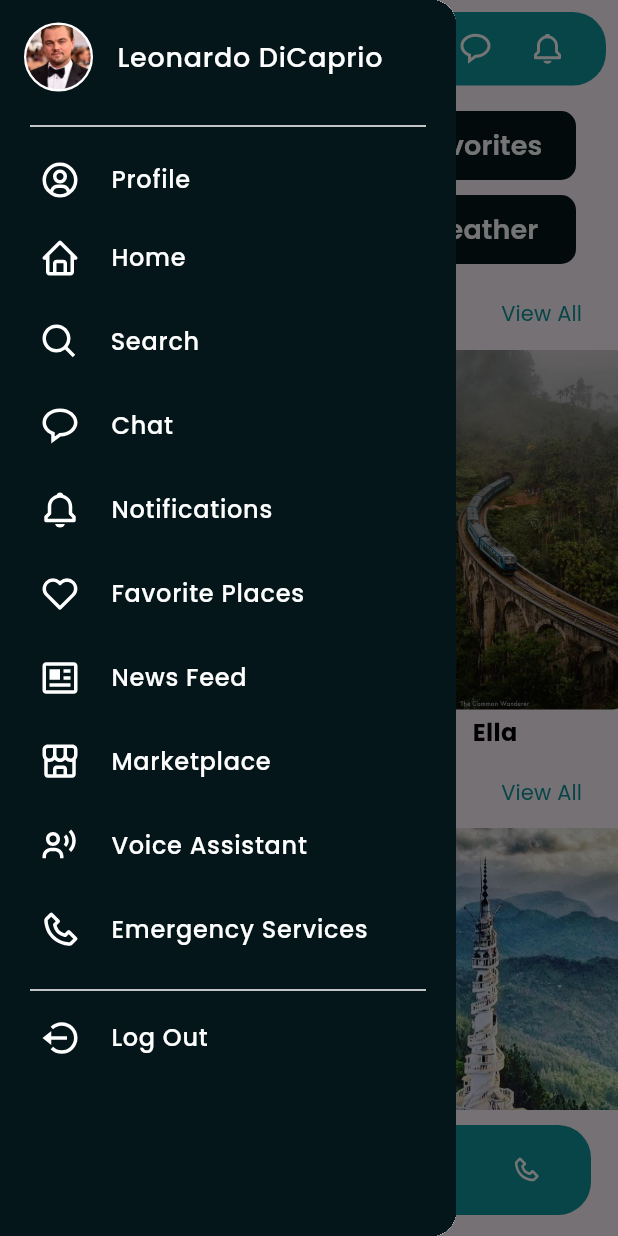
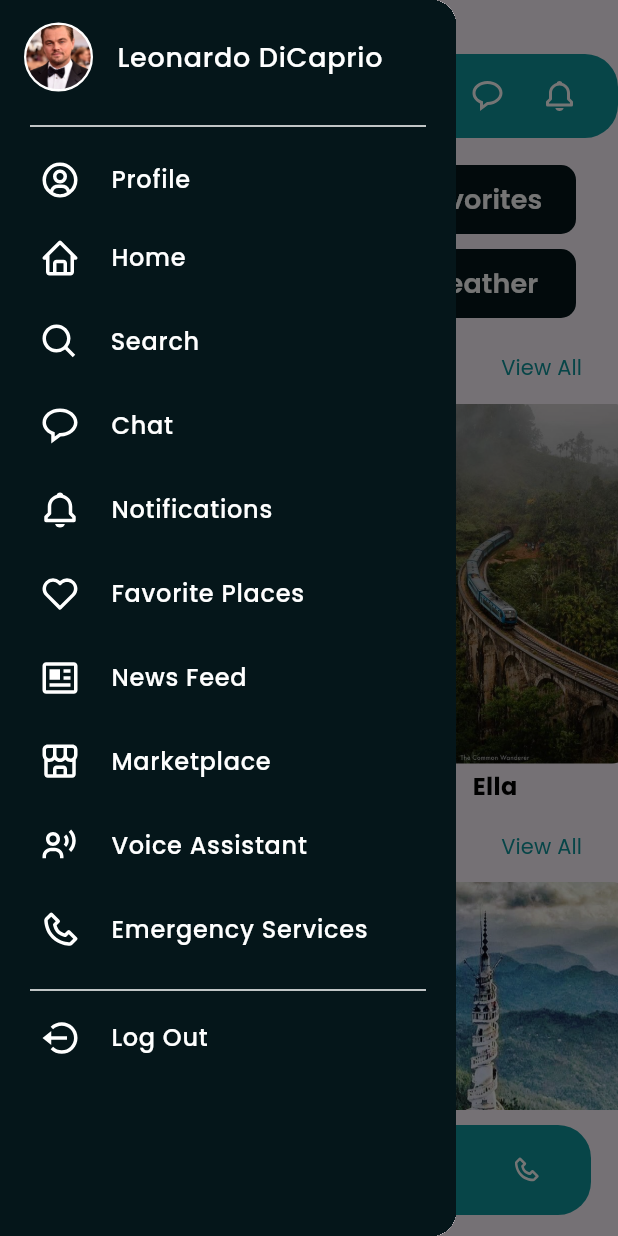
Before and after one commit to CeylonTrail/frontend-mobile, a Flutter app: the HomeScreen screen opened by its route, after a tap on an icon or button, on a phone screen of 412 x 824 dp. Run offline on Flutter 3.47's test engine with Material 3 defaults, Android fonts, the phone set to English and light mode, and no system bars; our stand-ins replace flutter_svg, get, google_fonts, image_picker, shared_preferences, smooth_page_indicator; accounts and stored records are empty; network calls fail.

Commit message:
appbar modifications

```diff
--- a/lib/screen/home_screen.dart
+++ b/lib/screen/home_screen.dart
@@ -23,7 +23,6 @@ class HomeScreen extends StatelessWidget {
   @override
   Widget build(BuildContext context) {
     final BottomNavBarController controller = Get.put(BottomNavBarController());
-
     return BackButtonInterceptor(
       child: AppbarScaffold(
         homeScreen: Obx(() {
@@ -58,6 +57,7 @@ class HomeScreen extends StatelessWidget {
                   ],
                 ),
               ),
+              // SizedBox(height: 10),
               NewsFeed(),
               Marketplace(),
               VoiceAssistant(),
--- a/lib/screen/news_feed.dart
+++ b/lib/screen/news_feed.dart
@@ -1,6 +1,5 @@
 import 'package:ceylontrailapp/widgets/newsfeed_post.dart';
 import 'package:flutter/material.dart';
-
 import '../widgets/social_media_post.dart';
 
 class NewsFeed extends StatefulWidget {
@@ -22,21 +21,21 @@ class _HomeScreenState extends State<NewsFeed> {
             username: 'Leonardo DiCaprio',
             date: DateTime(2019, 5, 21, 17, 31),
             postText: 'Just Relaxing',
-            imageUrls: [
+            imageUrls: const [
               'https://cdn.britannica.com/65/227665-050-D74A477E/American-actor-Leonardo-DiCaprio-2016.jpg',
               'https://media.vogue.fr/photos/5c2f607ef73dacd6ece1793f/1:1/w_1865,h_1865,c_limit/gettyimages_97205874_jpg_3153.jpg',
               'https://media.vogue.fr/photos/5c2f608429d88016b1e83c2e/2:3/w_2560%2Cc_limit/gettyimages_168603098_jpg_3575.jpg',
               'https://encrypted-tbn0.gstatic.com/images?q=tbn:ANd9GcSOPlIqxzdbgCg0v-IoE7sncWGOTv9zSCo6fw&s',
             ],
             likes: 999,
-            comments: 5000,
-            shares: 10,
+            comments: 999,
+            shares: 999,
           ),
           NewsfeedPost(
             username: 'Leonardo DiCaprio',
             date: DateTime(2019, 5, 21, 17, 31),
             postText: 'Just Relaxing',
-            imageUrls: [
+            imageUrls: const [
               'https://cdn.britannica.com/65/227665-050-D74A477E/American-actor-Leonardo-DiCaprio-2016.jpg',
               'https://media.vogue.fr/photos/5c2f607ef73dacd6ece1793f/1:1/w_1865,h_1865,c_limit/gettyimages_97205874_jpg_3153.jpg',
               'https://media.vogue.fr/photos/5c2f608429d88016b1e83c2e/2:3/w_2560%2Cc_limit/gettyimages_168603098_jpg_3575.jpg',
@@ -50,7 +49,7 @@ class _HomeScreenState extends State<NewsFeed> {
             username: 'Leonardo DiCaprio',
             date: DateTime(2019, 5, 21, 17, 31),
             postText: 'Just Relaxing',
-            imageUrls: [
+            imageUrls: const [
               'https://cdn.britannica.com/65/227665-050-D74A477E/American-actor-Leonardo-DiCaprio-2016.jpg',
               'https://media.vogue.fr/photos/5c2f607ef73dacd6ece1793f/1:1/w_1865,h_1865,c_limit/gettyimages_97205874_jpg_3153.jpg',
               'https://media.vogue.fr/photos/5c2f608429d88016b1e83c2e/2:3/w_2560%2Cc_limit/gettyimages_168603098_jpg_3575.jpg',
@@ -64,7 +63,7 @@ class _HomeScreenState extends State<NewsFeed> {
             username: 'Leonardo DiCaprio',
             date: DateTime(2019, 5, 21, 17, 31),
             postText: 'Just Relaxing',
-            imageUrls: [
+            imageUrls: const [
               'https://cdn.britannica.com/65/227665-050-D74A477E/American-actor-Leonardo-DiCaprio-2016.jpg',
               'https://media.vogue.fr/photos/5c2f607ef73dacd6ece1793f/1:1/w_1865,h_1865,c_limit/gettyimages_97205874_jpg_3153.jpg',
               'https://media.vogue.fr/photos/5c2f608429d88016b1e83c2e/2:3/w_2560%2Cc_limit/gettyimages_168603098_jpg_3575.jpg',
@@ -78,7 +77,7 @@ class _HomeScreenState extends State<NewsFeed> {
             username: 'Leonardo DiCaprio',
             date: DateTime(2019, 5, 21, 17, 31),
             postText: 'Just Relaxing',
-            imageUrls: [
+            imageUrls: const [
               'https://cdn.britannica.com/65/227665-050-D74A477E/American-actor-Leonardo-DiCaprio-2016.jpg',
               'https://media.vogue.fr/photos/5c2f607ef73dacd6ece1793f/1:1/w_1865,h_1865,c_limit/gettyimages_97205874_jpg_3153.jpg',
               'https://media.vogue.fr/photos/5c2f608429d88016b1e83c2e/2:3/w_2560%2Cc_limit/gettyimages_168603098_jpg_3575.jpg',
@@ -92,7 +91,7 @@ class _HomeScreenState extends State<NewsFeed> {
             username: 'Leonardo DiCaprio',
             date: DateTime(2019, 5, 21, 17, 31),
             postText: 'Just Relaxing',
-            imageUrls: [
+            imageUrls: const [
               'https://cdn.britannica.com/65/227665-050-D74A477E/American-actor-Leonardo-DiCaprio-2016.jpg',
               'https://media.vogue.fr/photos/5c2f607ef73dacd6ece1793f/1:1/w_1865,h_1865,c_limit/gettyimages_97205874_jpg_3153.jpg',
               'https://media.vogue.fr/photos/5c2f608429d88016b1e83c2e/2:3/w_2560%2Cc_limit/gettyimages_168603098_jpg_3575.jpg',
--- a/lib/widgets/appbar_scaffold.dart
+++ b/lib/widgets/appbar_scaffold.dart
@@ -1,5 +1,6 @@
 import 'package:ceylontrailapp/widgets/side_bar.dart';
 import 'package:flutter/material.dart';
+import 'package:flutter/services.dart';
 import 'package:flutter_svg/flutter_svg.dart';
 import '../theme/app_theme.dart';
 
@@ -12,17 +13,23 @@ class AppbarScaffold extends StatelessWidget {
 
   @override
   Widget build(BuildContext context) {
-    return SafeArea(
-      child: Scaffold(
+    return Scaffold(
       key: _scaffoldKey,
       appBar: PreferredSize(
-          preferredSize: const Size.fromHeight(65.0),
-          child: Container(
-            margin: const EdgeInsets.only(left: 8, right: 8, top: 8, bottom: 8),
-            child: AppBar(
+        preferredSize: const Size.fromHeight(101.0),
+        child: Padding(
+          padding: const EdgeInsets.only(top: 36),
+          child: Column(
+            children: [
+              // const SizedBox(height: 36),
+              AppBar(
                 backgroundColor: AppTheme.colors.primary,
                 leading: IconButton(
-                icon: SvgPicture.asset('assets/icons/bx-menu.svg'),
+                  icon: SvgPicture.asset(
+                    'assets/icons/bx-menu.svg',
+                    width: 24, // Explicitly set icon size
+                    height: 24, // Explicitly set icon size
+                  ),
                   onPressed: () {
                     _scaffoldKey.currentState?.openDrawer();
                   },
@@ -33,19 +40,31 @@ class AppbarScaffold extends StatelessWidget {
                     child: Row(
                       children: [
                         IconButton(
-                        icon: SvgPicture.asset('assets/icons/bx-search.svg'),
+                          icon: SvgPicture.asset(
+                            'assets/icons/bx-search.svg',
+                            width: 24, // Explicitly set icon size
+                            height: 24, // Explicitly set icon size
+                          ),
                           onPressed: () {
                             // Handle search icon press
                           },
                         ),
                         IconButton(
-                        icon: SvgPicture.asset('assets/icons/bx-message-rounded.svg'),
+                          icon: SvgPicture.asset(
+                            'assets/icons/bx-message-rounded.svg',
+                            width: 24, // Explicitly set icon size
+                            height: 24, // Explicitly set icon size
+                          ),
                           onPressed: () {
                             // Handle chat icon press
                           },
                         ),
                         IconButton(
-                        icon: SvgPicture.asset('assets/icons/bx-bell.svg'),
+                          icon: SvgPicture.asset(
+                            'assets/icons/bx-bell.svg',
+                            width: 24, // Explicitly set icon size
+                            height: 24, // Explicitly set icon size
+                          ),
                           onPressed: () {
                             // Handle notifications icon press
                           },
@@ -57,17 +76,21 @@ class AppbarScaffold extends StatelessWidget {
                 shape: const RoundedRectangleBorder(
                   borderRadius: BorderRadius.vertical(
                     bottom: Radius.circular(22),
-                    top: Radius.circular(22)
+                    top: Radius.circular(22),
                   ),
                 ),
+              ),
+            ],
           ),
         ),
       ),
       extendBodyBehindAppBar: true,
       drawer: const Drawer(child: SideBar()),
-        body: SafeArea(child: homeScreen),
+      body: AnnotatedRegion<SystemUiOverlayStyle>(
+        value: SystemUiOverlayStyle.dark, // Set the status bar text to dark
+        child: SafeArea(child: homeScreen),
+      ),
       bottomNavigationBar: bottomNavBar,
-      ),
     );
   }
 }
--- a/lib/widgets/newsfeed_post.dart
+++ b/lib/widgets/newsfeed_post.dart
@@ -31,6 +31,7 @@ class NewsfeedPostState extends State<NewsfeedPost> {
   bool _isReportButtonVisible = false;
   bool _isLiked = false;
   int _likeCount = 0;
+  int _currentImageIndex = 0;
 
   @override
   void initState() {
@@ -51,26 +52,21 @@ class NewsfeedPostState extends State<NewsfeedPost> {
     });
   }
 
-  void _showAllImages(BuildContext context) {
-    Navigator.push(
-      context,
-      MaterialPageRoute(
-        builder: (context) => ImageScrollView(imageUrls: widget.imageUrls),
-      ),
-    );
+  String _formatCount(int count) {
+    if (count >= 1000000000) {
+      return '${(count / 1000000000).toStringAsFixed(1)}M';
+    } else if (count >= 1000000) {
+      return '${(count / 1000000).toStringAsFixed(1)}M';
+    }else if (count >= 1000) {
+      return '${(count / 1000).toStringAsFixed(1)}K';
+    } else {
+      return count.toString();
     }
-
-  String _formatCount(int count) {
-    if (count >= 1000) {
-      double result = count / 1000;
-      return '${result.toStringAsFixed(result.truncateToDouble() == result ? 0 : 1)}k';
-    }
-    return count.toString();
   }
 
   @override
   Widget build(BuildContext context) {
-    final double imageWidth = (MediaQuery.of(context).size.width - 40) / 2;
+    final double imageWidth = MediaQuery.of(context).size.width - 32;
     return Card(
       color: AppTheme.colors.white,
       margin: const EdgeInsets.symmetric(horizontal: 16, vertical: 8),
@@ -96,7 +92,6 @@ class NewsfeedPostState extends State<NewsfeedPost> {
                         style: const TextStyle(
                             fontWeight: FontWeight.bold, fontSize: 16),
                       ),
-                      const SizedBox(height: 4),
                       Text(
                         "on ${widget.date.day}/${widget.date.month}/${widget.date.year} at ${widget.date.hour}:${widget.date.minute}",
                         style: TextStyle(
@@ -107,7 +102,7 @@ class NewsfeedPostState extends State<NewsfeedPost> {
                 ),
                 IconButton(
                   icon: SvgPicture.asset(
-                      'assets/icons/bx-dots-horizontal-rounded.svg'),
+                      'assets/icons/bx-dots-vertical-rounded.svg'),
                   onPressed: _toggleReportButton,
                 ),
               ],
@@ -119,59 +114,54 @@ class NewsfeedPostState extends State<NewsfeedPost> {
                 widget.postText,
                 style: TextStyle(
                   fontSize: 14,
-                  color: AppTheme.colors.black,
+                  color: AppTheme.colors.primary_dark_3,
                   height: 1.5,
                 ),
               ),
             ),
             const SizedBox(height: 8),
             if (widget.imageUrls.isNotEmpty)
-              GestureDetector(
-                onTap: () => _showAllImages(context),
-                child: Padding(
-                  padding: const EdgeInsets.symmetric(horizontal: 8),
-                  child: Row(
+              SizedBox(
+                height: imageWidth,
+                width: imageWidth,
+                child: Stack(
                   children: [
-                      Expanded(
-                        child: ClipRRect(
-                          borderRadius: BorderRadius.circular(8),
+                    PageView.builder(
+                      onPageChanged: (index) {
+                        setState(() {
+                          _currentImageIndex = index;
+                        });
+                      },
+                      itemCount: widget.imageUrls.length,
+                      itemBuilder: (context, index) {
+                        return ClipRRect(
+                          borderRadius: BorderRadius.circular(10),
                           child: Image.network(
-                            widget.imageUrls[0],
+                            widget.imageUrls[index],
                             fit: BoxFit.cover,
                             width: imageWidth,
                             height: imageWidth,
                           ),
+                        );
+                      },
                     ),
-                      ),
-                      const SizedBox(width: 8),
-                      if (widget.imageUrls.length > 1)
-                        Expanded(
-                          child: Stack(
-                            children: [
-                              ClipRRect(
-                                borderRadius: BorderRadius.circular(8),
-                                child: Image.network(
-                                  widget.imageUrls[1],
-                                  fit: BoxFit.cover,
-                                  width: imageWidth,
-                                  height: imageWidth,
-                                ),
-                              ),
-                              if (widget.imageUrls.length > 2)
-                                Positioned.fill(
+                    Positioned(
+                      bottom: 8,
+                      left: 0,
+                      right: 0,
+                      child: Center(
                         child: Container(
+                          padding: const EdgeInsets.symmetric(
+                              vertical: 4, horizontal: 8),
                           decoration: BoxDecoration(
-                                      color: AppTheme.colors.black
-                                          .withOpacity(0.4),
+                            color: AppTheme.colors.primary_dark_3.withOpacity(0.4),
                             borderRadius: BorderRadius.circular(8),
                           ),
-                                    child: Center(
                           child: Text(
-                                        '+${widget.imageUrls.length - 2}',
+                            '${_currentImageIndex + 1}/${widget.imageUrls.length}',
                             style: TextStyle(
                               color: AppTheme.colors.white,
-                                          fontSize: 20,
-                                          fontWeight: FontWeight.bold,
+                              fontSize: 10,
                             ),
                           ),
                         ),
@@ -180,31 +170,27 @@ class NewsfeedPostState extends State<NewsfeedPost> {
                   ],
                 ),
               ),
-                    ],
-                  ),
-                ),
-              ),
             const SizedBox(height: 16),
             Padding(
               padding: const EdgeInsets.symmetric(horizontal: 8),
               child: Row(
-                mainAxisAlignment: MainAxisAlignment.spaceBetween,
+                mainAxisAlignment: MainAxisAlignment.start,
                 children: [
                   _buildActionButton(
                     icon: _isLiked
                         ? 'assets/icons/bxs-heart.svg'
                         : 'assets/icons/bx-heart-outline.svg',
-                    label: '${_formatCount(_likeCount)} Likes',
+                    label: _formatCount(_likeCount),
                     onPressed: _toggleLike,
                   ),
                   _buildActionButton(
                     icon: 'assets/icons/bx-comment-detail.svg',
-                    label: '${_formatCount(widget.comments)} Comments',
+                    label: _formatCount(widget.comments),
                     onPressed: () {},
                   ),
                   _buildActionButton(
                     icon: 'assets/icons/bx-share.svg',
-                    label: '${_formatCount(widget.shares)} Shares',
+                    label: _formatCount(widget.shares),
                     onPressed: () {},
                   ),
                 ],
@@ -231,92 +217,31 @@ class NewsfeedPostState extends State<NewsfeedPost> {
     required String label,
     required VoidCallback onPressed,
   }) {
-    return Column(
+    return Row(
       children: [
         Container(
-          width: 50,
+          width: 90,
           height: 50,
-          decoration: BoxDecoration(
-            color: AppTheme.colors.secondary_light_1,
-            shape: BoxShape.circle,
-          ),
-          child: IconButton(
+          child: SizedBox(
+            child: Row(
+              mainAxisAlignment: MainAxisAlignment.start,
+              children: [
+                IconButton(
                   icon: SvgPicture.asset(icon),
                   onPressed: onPressed,
                 ),
-        ),
-        const SizedBox(height: 4),
                 Text(
                   label,
-          style: const TextStyle(fontSize: 12),
+                  style: const TextStyle(fontSize: 11),
                 ),
+              ],
+            ),
+          ),
+
+        ),
+        // const SizedBox(height: 4),
+
       ],
     );
   }
 }
-
-class ImageScrollView extends StatelessWidget {
-  final List<String> imageUrls;
-
-  const ImageScrollView({Key? key, required this.imageUrls}) : super(key: key);
-
-  @override
-  Widget build(BuildContext context) {
-    return Scaffold(
-      appBar: AppBar(
-        title: const Text('Images'),
-      ),
-      body: ListView.builder(
-        scrollDirection: Axis.vertical,
-        itemCount: imageUrls.length,
-        itemBuilder: (context, index) {
-          return GestureDetector(
-            onTap: () {
-              Navigator.push(
-                context,
-                MaterialPageRoute(
-                  builder: (context) => FullScreenImage(
-                    imageUrl: imageUrls[index],
-                  ),
-                ),
-              );
-            },
-            child: Padding(
-              padding: const EdgeInsets.all(8.0),
-              child: Image.network(imageUrls[index]),
-            ),
-          );
-        },
-      ),
-    );
-  }
-}
-
-class FullScreenImage extends StatelessWidget {
-  final String imageUrl;
-
-  const FullScreenImage({super.key, required this.imageUrl});
-
-  @override
-  Widget build(BuildContext context) {
-    return Scaffold(
-      body: Stack(
-        children: [
-          Center(
-            child: Image.network(imageUrl),
-          ),
-          Positioned(
-            top: 40,
-            left: 10,
-            child: IconButton(
-              icon: const Icon(Icons.arrow_back, color: Colors.white),
-              onPressed: () {
-                Navigator.pop(context);
-              },
-            ),
-          ),
-        ],
-      ),
-    );
-  }
-}
--- a/pubspec.yaml
+++ b/pubspec.yaml
@@ -45,6 +45,9 @@ dependencies:
   image_picker: ^1.1.2
   http: ^1.2.2
   shared_preferences: ^2.2.3
+  flutter_staggered_grid_view: ^0.7.0
+  cached_network_image: ^3.3.1
+  intl: ^0.19.0
 
 dev_dependencies:
   flutter_test:
```
Also changed, not shown: lib/main.dart (+11 -17 lines), assets/images/leo_1.jpg (added), assets/images/leo_2.jpg (added), assets/images/leo_3.jpg (added), pubspec.lock, 5 other files. Lines whose indentation alone changed are shown as unchanged.
